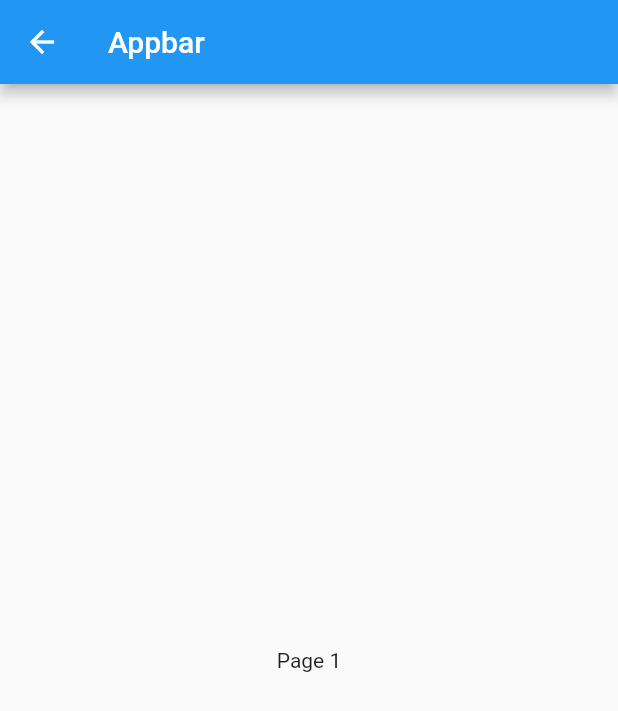
After one commit to Samsonjoe/flutter_drawer, a Flutter app: the screen it shows after launch, in the side drawer, after a tap on "Page 1", on a phone screen of 412 x 824 dp. The commit adds this screen. Shown: the top 711 px of the screen. Run offline on Flutter 3.47's test engine with Material 2 defaults, Android fonts, the phone set to English and light mode, and no system bars.

Commit message:
Navigation drawer full

```diff
--- a/lib/main.dart
+++ b/lib/main.dart
@@ -1,4 +1,5 @@
 import 'package:flutter/material.dart';
+import 'otherpage.dart';
 
 void main() {
   runApp(new MaterialApp(home: new Application()));
@@ -22,8 +23,16 @@ class Application extends StatelessWidget {
                 new CircleAvatar(backgroundColor: Colors.black26,child: new Text('M'),),
               ],
             ),
-            new ListTile(title: new Text('Page 1'),trailing: new Icon(Icons.arrow_forward),),
-            new ListTile(title: new Text('Page 2'),trailing: new Icon(Icons.arrow_forward),),
+            new ListTile(title: new Text('Page 1'),
+              trailing: new Icon(Icons.arrow_forward),
+              onTap: () => Navigator.of(context).push(new MaterialPageRoute(builder: (BuildContext context)=>new op('Page 1'))),
+            ),
+
+            new ListTile(title: new Text('Page 2'),
+              trailing: new Icon(Icons.arrow_forward),
+              onTap: () => Navigator.of(context).push(new MaterialPageRoute(builder: (BuildContext context)=>new op('Page 2'))),
+            ),
+
             new ListTile(title: new Text('Close'),trailing: new Icon(Icons.close),onTap: (){Navigator.pop(context);},),
           ],
         ),
--- /dev/null
+++ b/lib/otherpage.dart
@@ -0,0 +1,17 @@
+import 'package:flutter/material.dart';
+
+class op extends StatelessWidget {
+
+  final String mtext;
+  op(this.mtext);
+
+  @override
+  Widget build(BuildContext context) {
+    return Scaffold(
+      appBar: new AppBar(title: new Text('Appbar'),),
+      body: new Center(
+        child: new Text(mtext),
+      ),
+    );
+  }
+}
```
